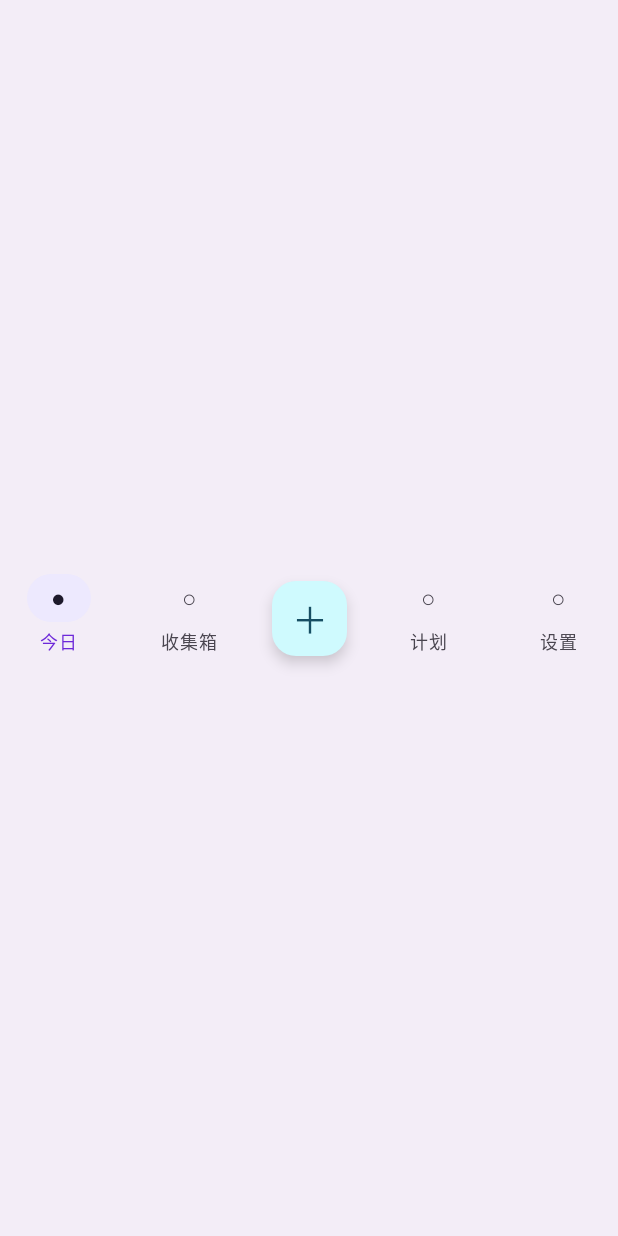
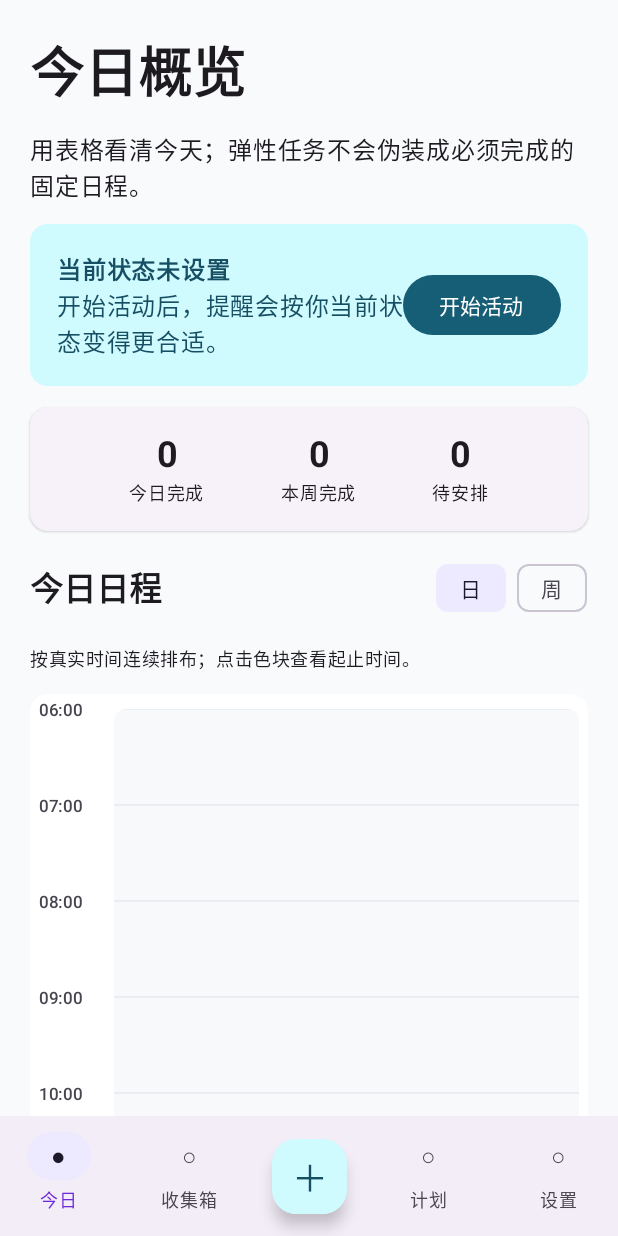
Before and after one commit to five5-7/focusflow-android, an Android app built with Jetpack Compose: the screen it shows after launch (MainActivity), on a phone screen of 412 x 824 dp. Run offline under Robolectric (Android 15) with nearby library versions, the light colour scheme and no system bars.

Commit message:
fix: restore content area below bottom navigation

```diff
--- a/app/src/main/java/com/sakata/focusflow/MainActivity.kt
+++ b/app/src/main/java/com/sakata/focusflow/MainActivity.kt
@@ -136,7 +136,7 @@ private fun FocusFlowApp() {
                 NavigationBar {
                     NavigationBarItem(selected = tab == 0, onClick = { selectTab(0) }, icon = { Text(if (tab == 0) "●" else "○") }, modifier = Modifier.weight(1f), label = { Text("今日") })
                     NavigationBarItem(selected = tab == 1, onClick = { selectTab(1) }, icon = { Text(if (tab == 1) "●" else "○") }, modifier = Modifier.weight(1f), label = { Text("收集箱") })
-                    Box(Modifier.weight(0.82f).fillMaxHeight(), contentAlignment = Alignment.Center) {
+                    Box(Modifier.weight(0.82f), contentAlignment = Alignment.Center) {
                         FloatingActionButton(modifier = Modifier.size(50.dp), onClick = { addOpen = true }) { Text("＋", style = MaterialTheme.typography.headlineSmall) }
                     }
                     NavigationBarItem(selected = tab == 2, onClick = { selectTab(2) }, icon = { Text(if (tab == 2) "●" else "○") }, modifier = Modifier.weight(1f), label = { Text("计划") })
```
